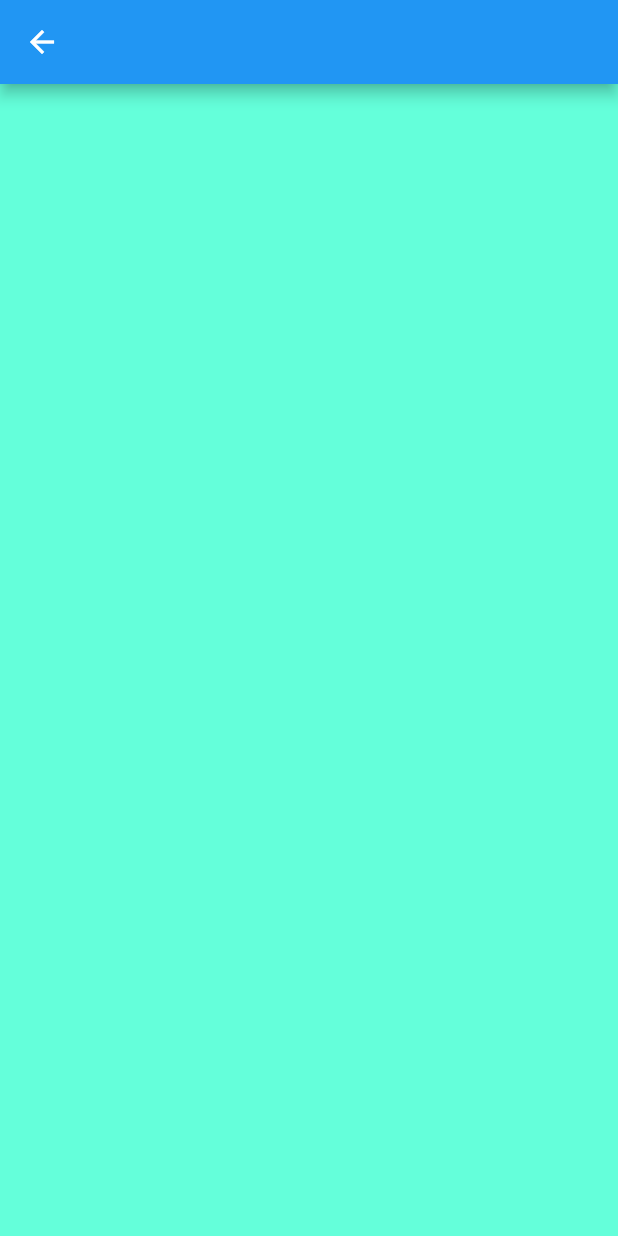
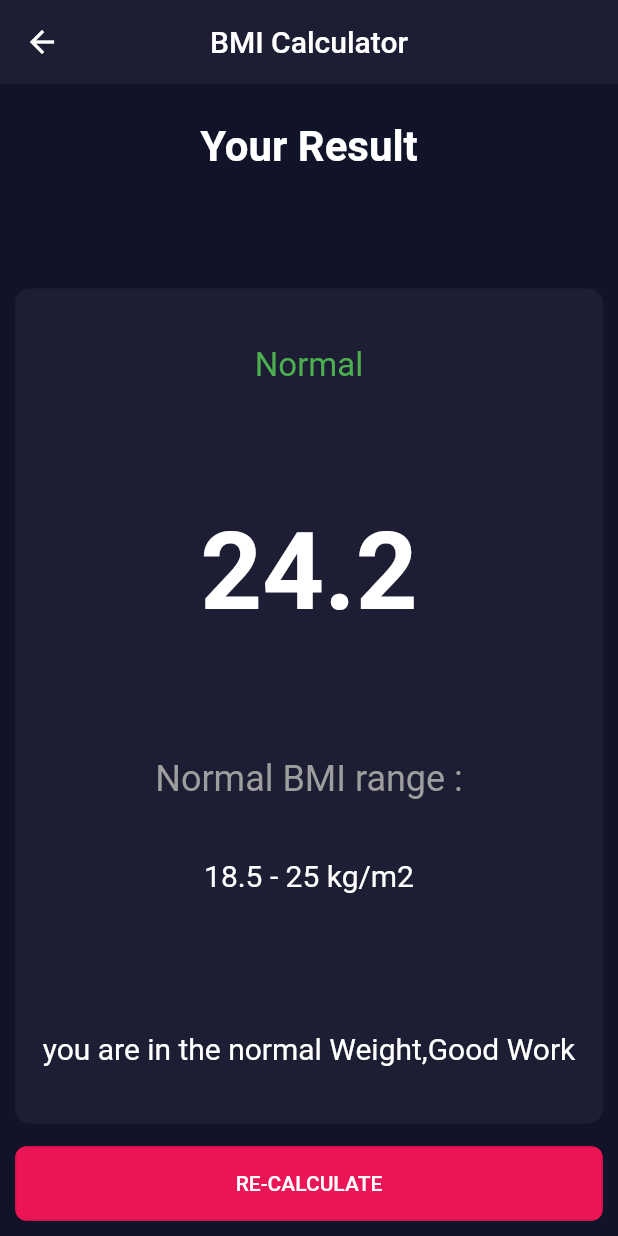
Before and after one commit to Gamal-Sholkamy/BMI-Calculator, a Flutter app: the screen it shows after launch, after a tap on "CALCULATE", on a phone screen of 412 x 824 dp. Run offline on Flutter 3.47's test engine with Material 2 defaults, Android fonts, the phone set to English and light mode, and no system bars; our stand-ins replace flutter_bloc.

Commit message:
Final Design

```diff
--- a/lib/core/colors.dart
+++ b/lib/core/colors.dart
@@ -1,7 +1,10 @@
 import 'package:flutter/material.dart';
 
 class MyColors {
-  static const Color myGray=Color(0xff343A40);
-  static const Color myWhite=Color(0xffE1E8EB);
+  static const Color myActiveColor=Color(0xff1D1E33);
+  static const Color myInActiveColor=Color(0xff111328);
+  static const Color myBottomColor=Color(0xffEB1555);
+
+
 
 }
--- /dev/null
+++ b/lib/data/calculator.dart
@@ -0,0 +1,39 @@
+import 'dart:math';
+
+class Calculator{
+  final int height;
+  final int weight;
+  double? _bmi;
+  Calculator({required this.height,required this.weight});
+  String calculateBMI(){
+     _bmi=weight/pow(height/100, 2);
+    return _bmi!.toStringAsFixed(1);
+  }
+  String getFinalState(){
+    if(_bmi!>=25){
+      return "Over Weight";
+    }
+    else if(_bmi!>18.5){
+      return "Normal";
+
+    }
+    else {
+      return "Under Weight";
+
+    }
+  }
+  String getFinalFeedback(){
+    if(_bmi!>=25){
+      return "you have higher than normal in Weight,try to do sport";
+    }
+    else if(_bmi!>18.5){
+      return "you are in the normal Weight,Good Work";
+
+    }
+    else {
+      return "you have lower than normal in Weight,try to eat more !";
+
+    }
+  }
+
+}
--- a/lib/presentation/screens/home.dart
+++ b/lib/presentation/screens/home.dart
@@ -1,5 +1,7 @@
 import 'package:bmi_calculator/business_logic/home_bloc/cubit.dart';
 import 'package:bmi_calculator/business_logic/home_bloc/states.dart';
+import 'package:bmi_calculator/core/colors.dart';
+import 'package:bmi_calculator/data/calculator.dart';
 import 'package:bmi_calculator/presentation/screens/result.dart';
 import 'package:flutter/material.dart';
 import 'package:flutter_bloc/flutter_bloc.dart';
@@ -15,11 +17,12 @@ class HomeScreen extends StatelessWidget {
         builder: (context, state) {
           HomeCubit homeCubit = HomeCubit.get(context);
           return Scaffold(
-            backgroundColor: Colors.white,
+            backgroundColor: MyColors.myInActiveColor,
             appBar: AppBar(
+              elevation: 10.0,
               centerTitle: true,
-              backgroundColor: Colors.black,
-              title: const Text("BMI Calculator"),
+              backgroundColor: MyColors.myInActiveColor,
+              title: const Text("BMI Calculator",style: TextStyle(color: Colors.white),),
             ),
             body: Padding(
               padding: const EdgeInsets.all(10.0),
@@ -40,8 +43,8 @@ class HomeScreen extends StatelessWidget {
                                   decoration: BoxDecoration(
                                       borderRadius: BorderRadius.circular(10),
                                       color: homeCubit.isMale
-                                          ? Colors.greenAccent
-                                          : Colors.teal),
+                                          ? MyColors.myActiveColor
+                                          : MyColors.myInActiveColor),
                                   child: Column(
                                     mainAxisAlignment: MainAxisAlignment.center,
                                     children: const [
@@ -56,7 +59,7 @@ class HomeScreen extends StatelessWidget {
                                       ),
                                       Text(
                                         "Male",
-                                        style: TextStyle(color: Colors.black,fontSize: 20),
+                                        style: TextStyle(color: Colors.white,fontSize: 18),
                                       ),
                                     ],
                                   ),
@@ -75,8 +78,8 @@ class HomeScreen extends StatelessWidget {
                                   decoration: BoxDecoration(
                                       borderRadius: BorderRadius.circular(10),
                                       color: homeCubit.isMale
-                                          ? Colors.teal
-                                          : Colors.greenAccent),
+                                          ? MyColors.myInActiveColor
+                                          : MyColors.myActiveColor),
                                   child: Column(
                                     mainAxisAlignment: MainAxisAlignment.center,
                                     children: const [
@@ -91,7 +94,7 @@ class HomeScreen extends StatelessWidget {
                                       ),
                                       Text(
                                         "Female",
-                                        style: TextStyle(color: Colors.black,fontSize: 20),
+                                        style: TextStyle(color: Colors.white,fontSize: 18),
                                       ),
                                     ],
                                   ),
@@ -104,26 +107,35 @@ class HomeScreen extends StatelessWidget {
                     ),
                   ),
                   Expanded(
+                    child: Padding(
+                      padding: const EdgeInsets.symmetric(horizontal: 15),
                       child: Container(
+                        decoration: BoxDecoration(
+                          color: MyColors.myActiveColor,
+                          borderRadius: BorderRadius.circular(10)
+                        ),
                         child: Column(
                           mainAxisAlignment: MainAxisAlignment.center,
                           crossAxisAlignment: CrossAxisAlignment.center,
                           children: [
-                          const Text("Height",style: TextStyle(fontSize: 22,fontWeight: FontWeight.bold),),
+                            const Text("Height",style: TextStyle(color: Colors.white,fontSize: 22,fontWeight: FontWeight.bold),),
                             const SizedBox(
-                            height: 10,
+                              height: 15,
                             ),
                             Row(
                               mainAxisAlignment: MainAxisAlignment.center,
                               crossAxisAlignment: CrossAxisAlignment.baseline,
                               textBaseline: TextBaseline.alphabetic,
                               children:  [
-                              Text("${homeCubit.height.round()}",style: const TextStyle(fontWeight: FontWeight.bold,fontSize: 22),),
-                              const SizedBox(width: 2,),
-                              const Text("CM",style: TextStyle(fontWeight: FontWeight.bold,fontSize: 16))
+                                Text("${homeCubit.height.round()}",style: const TextStyle(color: Colors.white,fontWeight: FontWeight.bold,fontSize: 22),),
+                                const SizedBox(width: 5,),
+                                const Text("CM",style: TextStyle(color: Colors.white,fontWeight: FontWeight.bold,fontSize: 15))
                               ],
                             ),
                             Slider(
+                              inactiveColor:MyColors.myInActiveColor,
+                              activeColor: MyColors.myInActiveColor,
+                              thumbColor: MyColors.myBottomColor,
                               min: 110,
                               max: 220,
                               value: homeCubit.height,
@@ -132,6 +144,7 @@ class HomeScreen extends StatelessWidget {
                               },
                             ),
                           ],
+                        ),
                       ),
                     ),
                   ),
@@ -148,20 +161,19 @@ class HomeScreen extends StatelessWidget {
                                 child: Container(
                                   decoration: BoxDecoration(
                                       borderRadius: BorderRadius.circular(10),
-                                      color: homeCubit.isMale
-                                          ? Colors.greenAccent
-                                          : Colors.teal),
+                                      color:MyColors.myActiveColor),
                                   child: Column(
                                     mainAxisAlignment: MainAxisAlignment.center,
                                     children:  [
-                                      const Text("Age",style: TextStyle(fontSize: 20,fontWeight: FontWeight.bold),),
+                                      const Text("Age",style: TextStyle(color: Colors.white,fontSize: 20,fontWeight: FontWeight.bold),),
                                       const SizedBox(height: 10,),
-                                       Text("${homeCubit.age}",style: const TextStyle(fontSize: 20,fontWeight: FontWeight.bold),),
+                                       Text("${homeCubit.age}",style: const TextStyle(color: Colors.white,fontSize: 20,fontWeight: FontWeight.bold),),
                                       const SizedBox(height: 10,),
                                       Row(
                                         mainAxisAlignment: MainAxisAlignment.center,
                                         children: [
                                           CircleAvatar(
+                                            backgroundColor: MyColors.myActiveColor,
                                             radius: 20,
                                             child: IconButton(
                                               onPressed: (){
@@ -172,6 +184,7 @@ class HomeScreen extends StatelessWidget {
                                           ),
                                           const SizedBox(width: 20,),
                                           CircleAvatar(
+                                            backgroundColor: MyColors.myActiveColor,
                                             radius: 20,
                                             child: IconButton(
                                               onPressed: (){
@@ -199,20 +212,19 @@ class HomeScreen extends StatelessWidget {
                                 child: Container(
                                   decoration: BoxDecoration(
                                       borderRadius: BorderRadius.circular(10),
-                                      color: homeCubit.isMale
-                                          ? Colors.greenAccent
-                                          : Colors.teal),
+                                      color: MyColors.myActiveColor),
                                   child: Column(
                                     mainAxisAlignment: MainAxisAlignment.center,
                                     children:  [
-                                      const Text("Weight",style: TextStyle(fontSize: 20,fontWeight: FontWeight.bold),),
+                                      const Text("Weight",style: TextStyle(color:Colors.white,fontSize: 20,fontWeight: FontWeight.bold),),
                                       const SizedBox(height: 10,),
-                                      Text("${homeCubit.weight}",style: const TextStyle(fontSize: 20,fontWeight: FontWeight.bold),),
+                                      Text("${homeCubit.weight}",style: const TextStyle(color:Colors.white,fontSize: 20,fontWeight: FontWeight.bold),),
                                       const SizedBox(height: 10,),
                                       Row(
                                         mainAxisAlignment: MainAxisAlignment.center,
                                         children: [
                                           CircleAvatar(
+                                            backgroundColor: MyColors.myActiveColor,
                                             radius: 20,
                                             child: IconButton(
                                               onPressed: (){
@@ -223,6 +235,7 @@ class HomeScreen extends StatelessWidget {
                                           ),
                                           const SizedBox(width: 20,),
                                           CircleAvatar(
+                                            backgroundColor: MyColors.myActiveColor,
                                             radius: 20,
                                             child: IconButton(
                                               onPressed: (){
@@ -248,15 +261,19 @@ class HomeScreen extends StatelessWidget {
                     width: double.infinity,
                     height: 50,
                     decoration: BoxDecoration(
-                      color: Colors.tealAccent,
-                      borderRadius: BorderRadius.circular(15)
+                      color: MyColors.myBottomColor,
+                      borderRadius: BorderRadius.circular(8)
                     ),
                     child: OutlinedButton(
 
                         onPressed: () {
-                          Navigator.push(context, MaterialPageRoute(builder: (context)=>const ResultScreen()));
+                          Calculator calculator=Calculator(height: homeCubit.height.toInt(), weight: homeCubit.weight);
+                          String result=calculator.calculateBMI();
+                          String state=calculator.getFinalState();
+                          String feedback=calculator.getFinalFeedback();
+                          Navigator.push(context, MaterialPageRoute(builder: (context)=> ResultScreen(state,result,feedback)));
                         },
-                        child: const Text("CALCULATE",style: TextStyle(color: Colors.black),)),
+                        child: const Text("CALCULATE",style: TextStyle(color: Colors.white),)),
                   ),
                 ],
               ),
--- a/lib/presentation/screens/result.dart
+++ b/lib/presentation/screens/result.dart
@@ -1,12 +1,76 @@
+import 'package:bmi_calculator/core/colors.dart';
 import 'package:flutter/material.dart';
 
+import 'home.dart';
+
 class ResultScreen extends StatelessWidget{
-  const ResultScreen({Key? key}) : super(key: key);
+  late final String state;
+  late final String result;
+  late final String feedback;
+  ResultScreen(this.state,this.result,this.feedback, {Key? key}) : super(key: key);
+
   @override
   Widget build(BuildContext context) {
     return Scaffold(
-      appBar: AppBar(),
-      backgroundColor: Colors.tealAccent,
+      backgroundColor: MyColors.myInActiveColor,
+      appBar: AppBar(
+        elevation: 0.0,
+        centerTitle: true,
+        backgroundColor: MyColors.myActiveColor,
+        title: const Text("BMI Calculator"),
+      ),
+      body: Padding(
+        padding: const EdgeInsets.all(10.0),
+        child: Column(
+          mainAxisAlignment: MainAxisAlignment.center,
+          crossAxisAlignment: CrossAxisAlignment.stretch,
+          children:  [
+            const SizedBox(height: 15,),
+            const Expanded(
+              child: Text(
+                "Your Result",textAlign: TextAlign.center,style: TextStyle(fontSize: 28,fontWeight: FontWeight.bold,color: Colors.white),),
+            ),
+            Expanded(
+              flex: 5,
+                child: Container(
+                  decoration: BoxDecoration(
+                    color: MyColors.myActiveColor,
+                    borderRadius: BorderRadius.circular(10),
+                  ),
+                  child: Column(
+                    mainAxisAlignment: MainAxisAlignment.spaceEvenly,
+                    crossAxisAlignment: CrossAxisAlignment.center,
+                    children:  [
+                      Text(state,style: const TextStyle(fontSize: 22,color: Colors.green),),
+                      const SizedBox(height: 5,),
+                      Text(result,style: const TextStyle(fontSize: 72,color: Colors.white,fontWeight: FontWeight.bold),),
+                      const SizedBox(height: 5,),
+                      const Text("Normal BMI range :",style:  TextStyle(fontSize: 24,color: Colors.grey),),
+                      const Text("18.5 - 25 kg/m2",style:  TextStyle(fontSize: 20,color: Colors.white),),
+                      const SizedBox(height: 15,),
+                      Text(feedback,textAlign: TextAlign.center,style: const TextStyle(fontSize: 20,color: Colors.white),),
+                    ],
+                  ),
+
+                )
+            ),
+            const SizedBox(height: 15,),
+            Container(
+              width: double.infinity,
+              height: 50,
+              decoration: BoxDecoration(
+                  color: MyColors.myBottomColor,
+                  borderRadius: BorderRadius.circular(8)
+              ),
+              child: OutlinedButton(
+                  onPressed: () {
+                    Navigator.pop(context);
+                  },
+                  child: const Text("RE-CALCULATE",style: TextStyle(color: Colors.white),)),
+            ),
+          ],
+        ),
+      ),
     );
   }
 }
```
Lines whose indentation alone changed are shown as unchanged.
